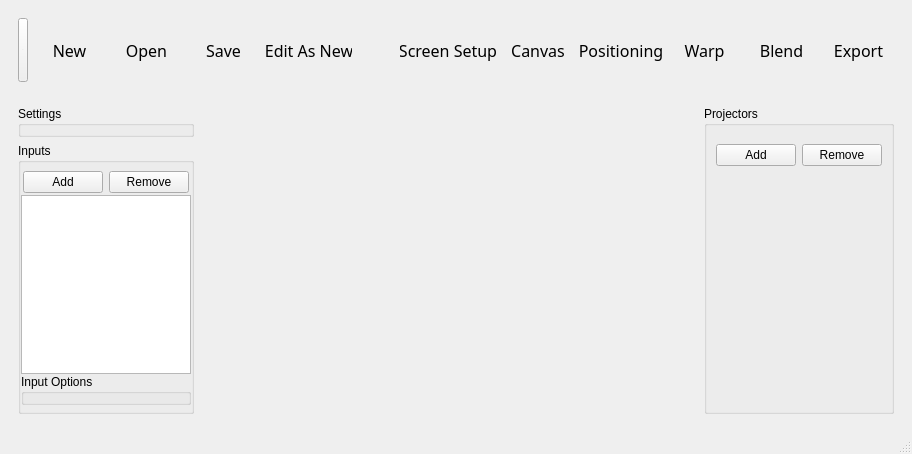
First picture: the form in src/app/ui/omni_ui_MainWindow.ui, repository WilstonOreo/omnidome, before the edit.
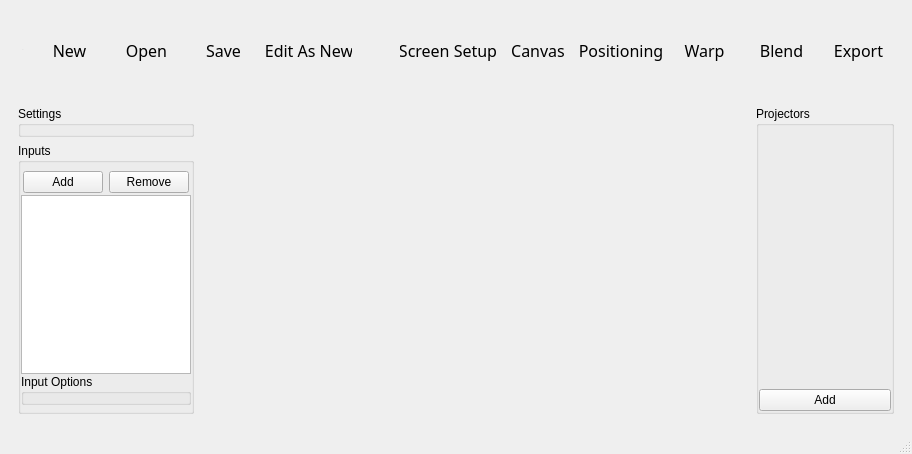
Second picture: the form after the edit. Icons and pictures are not drawn. Custom widgets are drawn as their Qt base class.

The edit to the form file:
```diff
--- a/src/app/ui/omni_ui_MainWindow.ui
+++ b/src/app/ui/omni_ui_MainWindow.ui
@@ -57,7 +57,7 @@
           <enum>Qt::ToolButtonIconOnly</enum>
          </property>
          <property name="autoRaise">
-          <bool>false</bool>
+          <bool>true</bool>
          </property>
          <property name="arrowType">
           <enum>Qt::NoArrow</enum>
@@ -554,26 +554,6 @@
           <property name="bottomMargin">
            <number>0</number>
           </property>
-          <item>
-           <widget class="QFrame" name="frameTunings">
-            <layout class="QHBoxLayout" name="horiz">
-             <item>
-              <widget class="QPushButton" name="btnAddTuning">
-               <property name="text">
-                <string>Add</string>
-               </property>
-              </widget>
-             </item>
-             <item>
-              <widget class="QPushButton" name="btnRemoveTuning">
-               <property name="text">
-                <string>Remove</string>
-               </property>
-              </widget>
-             </item>
-            </layout>
-           </widget>
-          </item>
           <item>
            <widget class="omni::ui::proj::TuningList" name="tuningList" native="true">
             <property name="sizePolicy">
@@ -584,6 +564,13 @@
             </property>
            </widget>
           </item>
+          <item>
+           <widget class="QPushButton" name="btnAddTuning">
+            <property name="text">
+             <string>Add</string>
+            </property>
+           </widget>
+          </item>
          </layout>
         </widget>
        </item>
```
Left out of the diff: 24 changed lines with no effect on the pictures.
